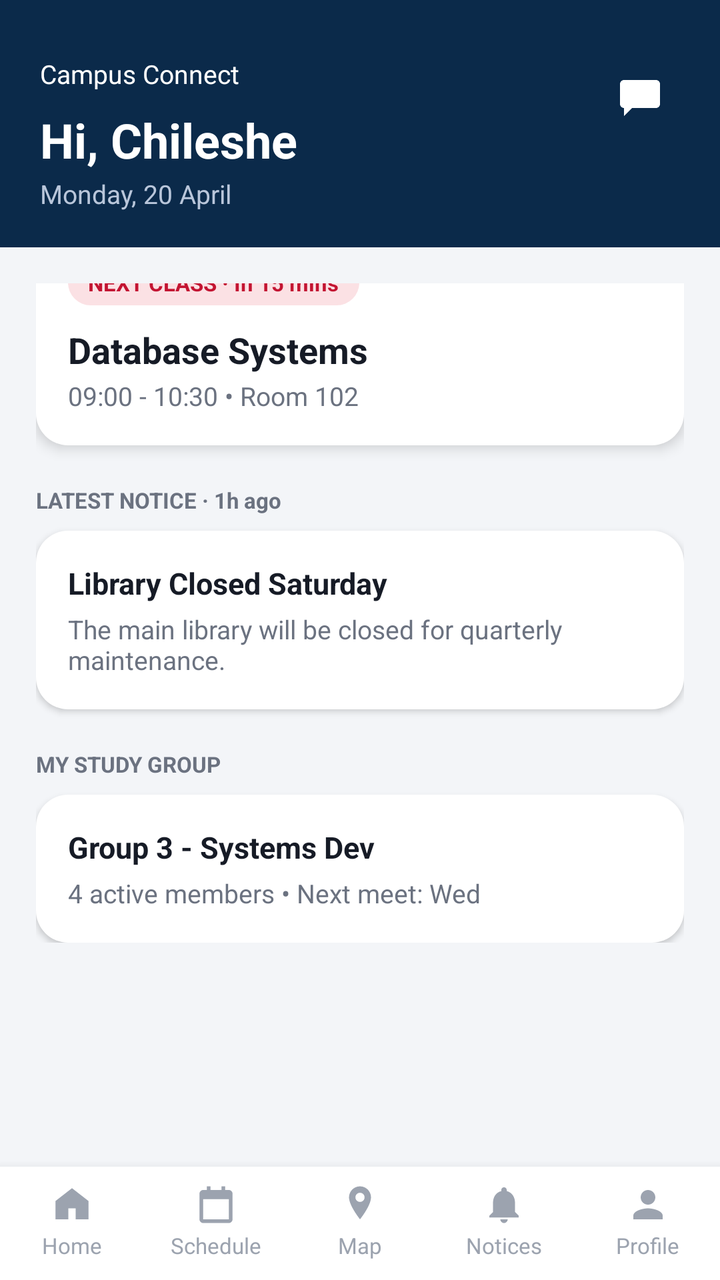
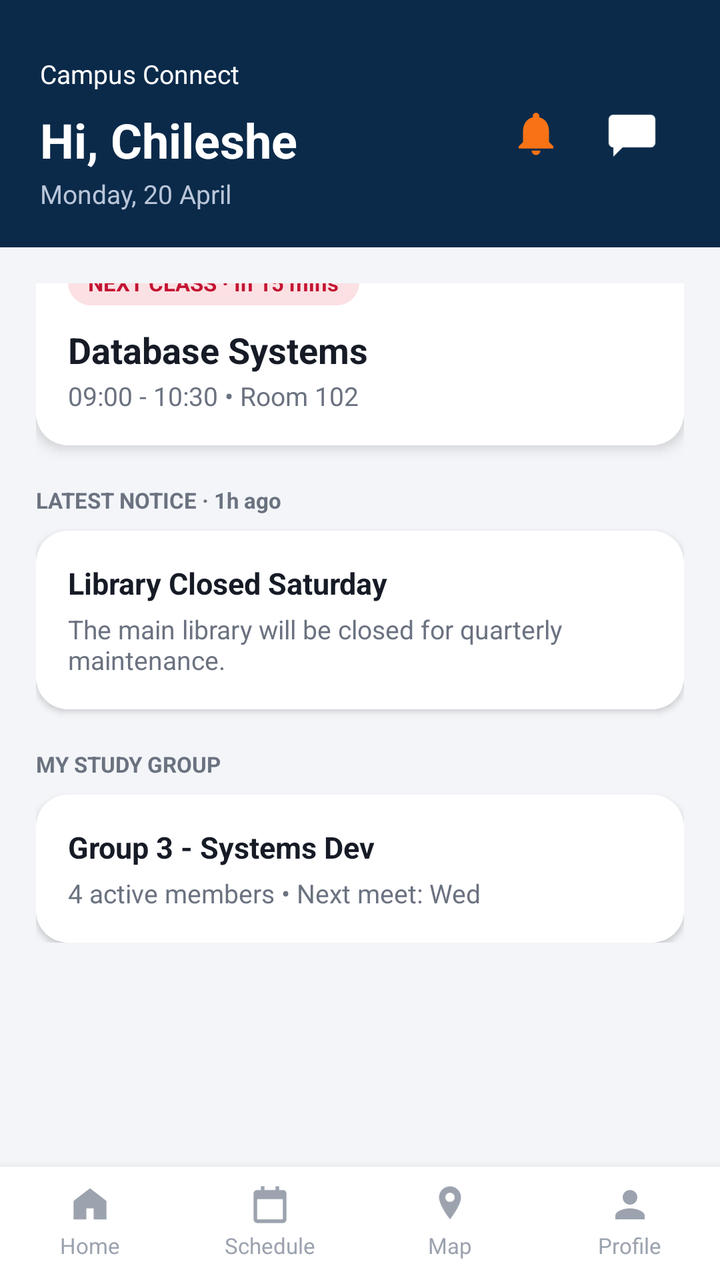

Two renders of the same Android screen: before a commit and after it. Below are the layout's source before the change and the commit's diff.
<!-- AndroidManifest.xml: application theme Theme.CampusApp -->
<!-- res/layout/activity_student_home.xml -->
<?xml version="1.0" encoding="utf-8"?>
<LinearLayout xmlns:android="http://schemas.android.com/apk/res/android"
    xmlns:app="http://schemas.android.com/apk/res-auto"
    android:layout_width="match_parent"
    android:layout_height="match_parent"
    android:orientation="vertical"
    android:background="@color/background">

    <ScrollView
        android:layout_width="match_parent"
        android:layout_height="0dp"
        android:layout_weight="1">

        <LinearLayout
            android:layout_width="match_parent"
            android:layout_height="wrap_content"
            android:orientation="vertical">

            <RelativeLayout style="@style/SectionHeader">
                <LinearLayout
                    android:layout_width="match_parent"
                    android:layout_height="wrap_content"
                    android:orientation="vertical"
                    android:layout_toStartOf="@+id/btnGroupChat">
                    <TextView
                        android:layout_width="wrap_content"
                        android:layout_height="wrap_content"
                        android:text="@string/app_name"
                        android:textColor="@color/white"
                        android:textSize="13sp"/>
                    <TextView
                        android:layout_width="wrap_content"
                        android:layout_height="wrap_content"
                        android:layout_marginTop="8dp"
                        android:text="Hi, Chileshe"
                        android:textColor="@color/white"
                        android:textSize="24sp"
                        android:textStyle="bold"/>
                    <TextView
                        android:layout_width="wrap_content"
                        android:layout_height="wrap_content"
                        android:layout_marginTop="2dp"
                        android:text="Monday, 20 April"
                        android:textColor="#B9C6DA"
                        android:textSize="13sp"/>
                </LinearLayout>

                <ImageView
                    android:id="@+id/btnGroupChat"
                    android:layout_width="40dp"
                    android:layout_height="40dp"
                    android:layout_alignParentTop="true"
                    android:layout_alignParentEnd="true"
                    android:src="@drawable/ic_chat"
                    app:tint="@color/white"
                    android:padding="8dp"
                    android:contentDescription="Group chat"
                    android:background="?attr/selectableItemBackgroundBorderless"/>
            </RelativeLayout>

            <LinearLayout
                android:layout_width="match_parent"
                android:layout_height="wrap_content"
                android:orientation="vertical"
                android:padding="18dp">

                <LinearLayout
                    android:layout_width="match_parent"
                    android:layout_height="wrap_content"
                    android:orientation="vertical"
                    android:background="@drawable/bg_card"
                    android:padding="16dp"
                    android:layout_marginTop="-28dp"
                    android:elevation="4dp">

                    <TextView
                        android:layout_width="wrap_content"
                        android:layout_height="wrap_content"
                        android:background="@drawable/bg_pill_red"
                        android:paddingLeft="10dp"
                        android:paddingRight="10dp"
                        android:paddingTop="4dp"
                        android:paddingBottom="4dp"
                        android:text="NEXT CLASS · In 15 mins"
                        android:textColor="@color/badge_red"
                        android:textSize="11sp"
                        android:textStyle="bold"/>

                    <TextView
                        android:layout_width="wrap_content"
                        android:layout_height="wrap_content"
                        android:layout_marginTop="10dp"
                        android:text="Database Systems"
                        android:textColor="@color/text_dark"
                        android:textSize="18sp"
                        android:textStyle="bold"/>

                    <TextView
                        android:layout_width="wrap_content"
                        android:layout_height="wrap_content"
                        android:layout_marginTop="2dp"
                        android:text="09:00 - 10:30 • Room 102"
                        android:textColor="@color/text_gray"
                        android:textSize="13sp"/>
                </LinearLayout>

                <TextView
                    android:layout_width="wrap_content"
                    android:layout_height="wrap_content"
                    android:layout_marginTop="20dp"
                    android:text="LATEST NOTICE · 1h ago"
                    android:textColor="@color/text_gray"
                    android:textSize="11sp"
                    android:textStyle="bold"/>

                <LinearLayout
                    android:layout_width="match_parent"
                    android:layout_height="wrap_content"
                    android:orientation="vertical"
                    android:background="@drawable/bg_card"
                    android:padding="16dp"
                    android:layout_marginTop="8dp"
                    android:elevation="2dp">

                    <TextView
                        android:layout_width="wrap_content"
                        android:layout_height="wrap_content"
                        android:text="Library Closed Saturday"
                        android:textColor="@color/text_dark"
                        android:textSize="15sp"
                        android:textStyle="bold"/>

                    <TextView
                        android:layout_width="match_parent"
                        android:layout_height="wrap_content"
                        android:layout_marginTop="4dp"
                        android:text="The main library will be closed for quarterly maintenance."
                        android:textColor="@color/text_gray"
                        android:textSize="13sp"/>
                </LinearLayout>

                <TextView
                    android:layout_width="wrap_content"
                    android:layout_height="wrap_content"
                    android:layout_marginTop="20dp"
                    android:text="MY STUDY GROUP"
                    android:textColor="@color/text_gray"
                    android:textSize="11sp"
                    android:textStyle="bold"/>

                <LinearLayout
                    android:id="@+id/cardStudyGroup"
                    android:layout_width="match_parent"
                    android:layout_height="wrap_content"
                    android:orientation="vertical"
                    android:background="@drawable/bg_card"
                    android:padding="16dp"
                    android:layout_marginTop="8dp"
                    android:elevation="2dp"
                    android:clickable="true"
                    android:focusable="true"
                    android:foreground="?attr/selectableItemBackground">

                    <TextView
                        android:layout_width="wrap_content"
                        android:layout_height="wrap_content"
                        android:text="Group 3 - Systems Dev"
                        android:textColor="@color/text_dark"
                        android:textSize="15sp"
                        android:textStyle="bold"/>

                    <TextView
                        android:layout_width="wrap_content"
                        android:layout_height="wrap_content"
                        android:layout_marginTop="4dp"
                        android:text="4 active members • Next meet: Wed"
                        android:textColor="@color/text_gray"
                        android:textSize="13sp"/>
                </LinearLayout>

            </LinearLayout>
        </LinearLayout>
    </ScrollView>

    <include layout="@layout/layout_bottom_nav" android:id="@+id/bottomNavInclude"/>

</LinearLayout>
<!-- res/layout/layout_bottom_nav.xml (included above) -->
<?xml version="1.0" encoding="utf-8"?>
<LinearLayout xmlns:android="http://schemas.android.com/apk/res/android"
    android:id="@+id/bottomNav"
    android:layout_width="match_parent"
    android:layout_height="wrap_content"
    android:orientation="horizontal"
    android:background="@color/white"
    android:elevation="8dp"
    android:paddingTop="8dp"
    android:paddingBottom="10dp">

    <LinearLayout android:id="@+id/navHome" style="@style/BottomNavItem">
        <ImageView android:id="@+id/navHomeIcon" style="@style/BottomNavIcon" android:src="@drawable/ic_home"/>
        <TextView android:id="@+id/navHomeLabel" style="@style/BottomNavLabel" android:text="Home"/>
    </LinearLayout>

    <LinearLayout android:id="@+id/navSchedule" style="@style/BottomNavItem">
        <ImageView android:id="@+id/navScheduleIcon" style="@style/BottomNavIcon" android:src="@drawable/ic_schedule"/>
        <TextView android:id="@+id/navScheduleLabel" style="@style/BottomNavLabel" android:text="Schedule"/>
    </LinearLayout>

    <LinearLayout android:id="@+id/navMap" style="@style/BottomNavItem">
        <ImageView android:id="@+id/navMapIcon" style="@style/BottomNavIcon" android:src="@drawable/ic_map"/>
        <TextView android:id="@+id/navMapLabel" style="@style/BottomNavLabel" android:text="Map"/>
    </LinearLayout>

    <LinearLayout android:id="@+id/navNotices" style="@style/BottomNavItem">
        <ImageView android:id="@+id/navNoticesIcon" style="@style/BottomNavIcon" android:src="@drawable/ic_notices"/>
        <TextView android:id="@+id/navNoticesLabel" style="@style/BottomNavLabel" android:text="Notices"/>
    </LinearLayout>

    <LinearLayout android:id="@+id/navProfile" style="@style/BottomNavItem">
        <ImageView android:id="@+id/navProfileIcon" style="@style/BottomNavIcon" android:src="@drawable/ic_profile"/>
        <TextView android:id="@+id/navProfileLabel" style="@style/BottomNavLabel" android:text="Profile"/>
    </LinearLayout>

</LinearLayout>
<!-- resources referenced by this layout -->
<resources>
  <color name="background">#F3F5F8</color>
  <color name="badge_red">#C31432</color>
  <color name="text_dark">#161B26</color>
  <color name="text_gray">#6B7280</color>
  <color name="white">#FFFFFF</color>
  <!-- drawable bg_card (drawable) -->
  <?xml version="1.0" encoding="utf-8"?>
  <shape xmlns:android="http://schemas.android.com/apk/res/android" android:shape="rectangle">
      <solid android:color="@color/card_white" />
      <corners android:radius="16dp" />
  </shape>
  <!-- drawable bg_pill_red (drawable) -->
  <?xml version="1.0" encoding="utf-8"?>
  <shape xmlns:android="http://schemas.android.com/apk/res/android" android:shape="rectangle">
      <solid android:color="@color/badge_red_bg" />
      <corners android:radius="20dp" />
  </shape>
  <!-- drawable ic_chat (drawable) -->
  <vector xmlns:android="http://schemas.android.com/apk/res/android"
      android:width="24dp" android:height="24dp" android:viewportWidth="24" android:viewportHeight="24">
      <path android:fillColor="@android:color/white"
          android:pathData="M4,4 L20,4 C21.1,4 22,4.9 22,6 L22,16 C22,17.1 21.1,18 20,18 L8,18 L4,22 L4,18 L4,18 C2.9,18 2,17.1 2,16 L2,6 C2,4.9 2.9,4 4,4 Z"/>
  </vector>
  <!-- drawable ic_home (drawable) -->
  <vector xmlns:android="http://schemas.android.com/apk/res/android"
      android:width="24dp" android:height="24dp" android:viewportWidth="24" android:viewportHeight="24"
      android:tint="?attr/colorControlNormal">
      <path android:fillColor="@android:color/white"
          android:pathData="M12,3 L21,10 L21,20 L14,20 L14,14 L10,14 L10,20 L3,20 L3,10 Z"
          android:fillType="evenOdd"/>
  </vector>
  <!-- drawable ic_map (drawable) -->
  <vector xmlns:android="http://schemas.android.com/apk/res/android"
      android:width="24dp" android:height="24dp" android:viewportWidth="24" android:viewportHeight="24">
      <path android:fillColor="@android:color/white"
          android:pathData="M12,2 C8.7,2 6,4.7 6,8 C6,12.5 12,20 12,20 C12,20 18,12.5 18,8 C18,4.7 15.3,2 12,2 Z M12,10.5 C10.6,10.5 9.5,9.4 9.5,8 C9.5,6.6 10.6,5.5 12,5.5 C13.4,5.5 14.5,6.6 14.5,8 C14.5,9.4 13.4,10.5 12,10.5 Z"/>
  </vector>
  <!-- drawable ic_profile (drawable) -->
  <vector xmlns:android="http://schemas.android.com/apk/res/android"
      android:width="24dp" android:height="24dp" android:viewportWidth="24" android:viewportHeight="24">
      <path android:fillColor="@android:color/white"
          android:pathData="M12,12 C14.2,12 16,10.2 16,8 C16,5.8 14.2,4 12,4 C9.8,4 8,5.8 8,8 C8,10.2 9.8,12 12,12 Z M12,14 C9.3,14 4,15.3 4,18 L4,20 L20,20 L20,18 C20,15.3 14.7,14 12,14 Z"/>
  </vector>
  <string name="app_name">Campus Connect</string>
  <style name="BottomNavIcon">
          <item name="android:layout_width">22dp</item>
          <item name="android:layout_height">22dp</item>
          <item name="android:tint">@color/text_gray_light</item>
      </style>
  <style name="BottomNavLabel">
          <item name="android:layout_width">wrap_content</item>
          <item name="android:layout_height">wrap_content</item>
          <item name="android:layout_marginTop">2dp</item>
          <item name="android:textSize">11sp</item>
          <item name="android:textColor">@color/text_gray_light</item>
      </style>
  <style name="Theme.CampusApp" parent="Theme.MaterialComponents.Light.NoActionBar">
          <item name="colorPrimary">@color/primary_blue</item>
          <item name="colorPrimaryDark">@color/navy_dark</item>
          <item name="colorAccent">@color/primary_red</item>
          <item name="android:windowBackground">@color/background</item>
          <item name="android:statusBarColor">@color/navy_dark</item>
      </style>
  <color name="card_white">#FFFFFF</color>
  <color name="badge_red_bg">#FBE1E4</color>
  <color name="text_gray_light">#9CA3AF</color>
  <color name="navy_dark">#0B2A4A</color>
  <color name="primary_blue">#12469E</color>
  <color name="primary_red">#C31432</color>
  <!-- unchanged entries left out for length: 4 -->
</resources>

<!-- the commit's change to res/layout/activity_student_home.xml (unified diff, before → after) -->
@@ -16,12 +16,17 @@
             android:layout_height="wrap_content"
             android:orientation="vertical">
 
-            <RelativeLayout style="@style/SectionHeader">
-                <LinearLayout
-                    android:layout_width="match_parent"
-                    android:layout_height="wrap_content"
-                    android:orientation="vertical"
-                    android:layout_toStartOf="@+id/btnGroupChat">
+            <LinearLayout
+                style="@style/SectionHeader"
+                android:orientation="horizontal"
+                android:gravity="center_vertical">
+
+                <LinearLayout
+                    android:layout_width="0dp"
+                    android:layout_height="wrap_content"
+                    android:layout_weight="1"
+                    android:orientation="vertical">
+
                     <TextView
                         android:layout_width="wrap_content"
                         android:layout_height="wrap_content"
@@ -45,18 +50,18 @@
                         android:textSize="13sp"/>
                 </LinearLayout>
 
+                <include layout="@layout/include_notice_bell"/>
+
                 <ImageView
                     android:id="@+id/btnGroupChat"
-                    android:layout_width="40dp"
-                    android:layout_height="40dp"
-                    android:layout_alignParentTop="true"
-                    android:layout_alignParentEnd="true"
+                    android:layout_width="48dp"
+                    android:layout_height="48dp"
                     android:src="@drawable/ic_chat"
                     app:tint="@color/white"
-                    android:padding="8dp"
+                    android:padding="10dp"
                     android:contentDescription="Group chat"
                     android:background="?attr/selectableItemBackgroundBorderless"/>
-            </RelativeLayout>
+            </LinearLayout>
 
             <LinearLayout
                 android:layout_width="match_parent"
@@ -185,6 +190,42 @@
     <include layout="@layout/layout_bottom_nav" android:id="@+id/bottomNavInclude"/>
 
 </LinearLayout>
+<!-- res/layout/include_notice_bell.xml (included above) -->
+<?xml version="1.0" encoding="utf-8"?>
+<FrameLayout xmlns:android="http://schemas.android.com/apk/res/android"
+    xmlns:app="http://schemas.android.com/apk/res-auto"
+    xmlns:tools="http://schemas.android.com/tools"
+    android:id="@+id/noticeBell"
+    android:layout_width="48dp"
+    android:layout_height="48dp"
+    android:background="?attr/selectableItemBackgroundBorderless"
+    android:clickable="true"
+    android:focusable="true">
+
+    <ImageView
+        android:layout_width="26dp"
+        android:layout_height="26dp"
+        android:layout_gravity="center"
+        android:importantForAccessibility="no"
+        android:src="@drawable/ic_notices"
+        app:tint="@color/notice_orange" />
+
+    <TextView
+        android:id="@+id/bellBadge"
+        android:layout_width="wrap_content"
+        android:layout_height="18dp"
+        android:layout_gravity="top|end"
+        android:background="@drawable/bg_pill_red"
+        android:gravity="center"
+        android:minWidth="18dp"
+        android:paddingStart="5dp"
+        android:paddingEnd="5dp"
+        android:textColor="@color/white"
+        android:textSize="10sp"
+        android:textStyle="bold"
+        android:visibility="gone"
+        tools:ignore="SmallSp" />
+</FrameLayout>
 <!-- res/layout/layout_bottom_nav.xml (included above) -->
 <?xml version="1.0" encoding="utf-8"?>
 <LinearLayout xmlns:android="http://schemas.android.com/apk/res/android"
@@ -209,12 +250,7 @@
 
     <LinearLayout android:id="@+id/navMap" style="@style/BottomNavItem">
         <ImageView android:id="@+id/navMapIcon" style="@style/BottomNavIcon" android:src="@drawable/ic_map"/>
-        <TextView android:id="@+id/navMapLabel" style="@style/BottomNavLabel" android:text="Map"/>
-    </LinearLayout>
-
-    <LinearLayout android:id="@+id/navNotices" style="@style/BottomNavItem">
-        <ImageView android:id="@+id/navNoticesIcon" style="@style/BottomNavIcon" android:src="@drawable/ic_notices"/>
-        <TextView android:id="@+id/navNoticesLabel" style="@style/BottomNavLabel" android:text="Notices"/>
+        <TextView android:id="@+id/navMapLabel" style="@style/BottomNavLabel" android:text="@string/map"/>
     </LinearLayout>
 
     <LinearLayout android:id="@+id/navProfile" style="@style/BottomNavItem">
<!-- resource entries referenced after the edit -->
@@ -2,6 +2,7 @@
 <resources>
   <color name="background">#F3F5F8</color>
   <color name="badge_red">#C31432</color>
+  <color name="notice_orange">#F97316</color>
   <color name="text_dark">#161B26</color>
   <color name="text_gray">#6B7280</color>
   <color name="white">#FFFFFF</color>
@@ -44,6 +45,7 @@
           android:pathData="M12,12 C14.2,12 16,10.2 16,8 C16,5.8 14.2,4 12,4 C9.8,4 8,5.8 8,8 C8,10.2 9.8,12 12,12 Z M12,14 C9.3,14 4,15.3 4,18 L4,20 L20,20 L20,18 C20,15.3 14.7,14 12,14 Z"/>
   </vector>
   <string name="app_name">Campus Connect</string>
+  <string name="map">Map</string>
   <style name="BottomNavIcon">
           <item name="android:layout_width">22dp</item>
           <item name="android:layout_height">22dp</item>
